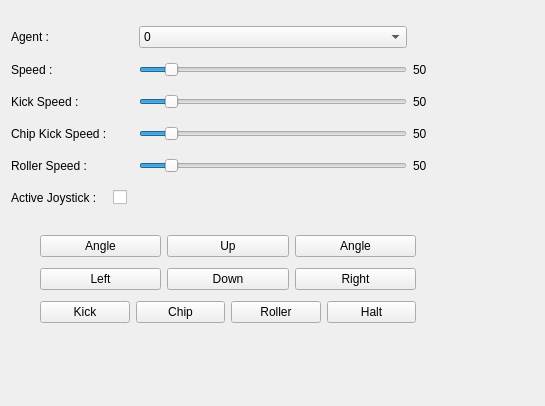
This is rqt_parsian_gui/resource/handycontroller.ui in mahi97/parsian_ssl as Qt 5 draws it before an edit. The edited form follows.
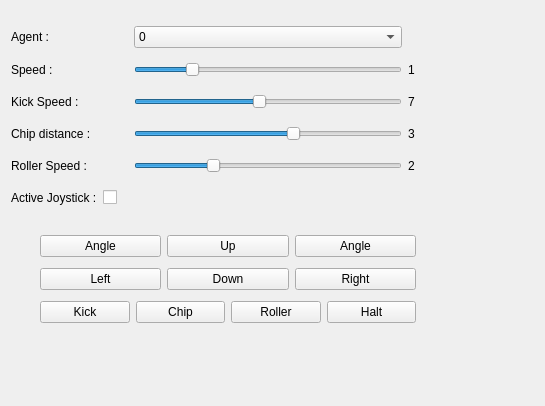
This is the edited form.

Commit message: sending a fake worldmodel when no valid worldmodel is publishing

Diff of the .ui file:
```diff
--- a/rqt_parsian_gui/resource/handycontroller.ui
+++ b/rqt_parsian_gui/resource/handycontroller.ui
@@ -240,10 +240,13 @@
     <item row="1" column="2">
      <widget class="QSlider" name="Speed_slide">
       <property name="maximum">
-       <number>500</number>
+       <number>5</number>
+      </property>
+      <property name="value">
+       <number>1</number>
       </property>
       <property name="sliderPosition">
-       <number>50</number>
+       <number>1</number>
       </property>
       <property name="orientation">
        <enum>Qt::Horizontal</enum>
@@ -253,7 +256,7 @@
     <item row="1" column="3">
      <widget class="QLabel" name="Speed_show">
       <property name="text">
-       <string>50</string>
+       <string>1</string>
       </property>
      </widget>
     </item>
@@ -280,10 +283,13 @@
     <item row="2" column="2">
      <widget class="QSlider" name="Kickspeed_slide">
       <property name="maximum">
-       <number>500</number>
+       <number>15</number>
+      </property>
+      <property name="value">
+       <number>7</number>
       </property>
       <property name="sliderPosition">
-       <number>50</number>
+       <number>7</number>
       </property>
       <property name="orientation">
        <enum>Qt::Horizontal</enum>
@@ -293,14 +299,14 @@
     <item row="2" column="3">
      <widget class="QLabel" name="Kickspeed_show">
       <property name="text">
-       <string>50</string>
+       <string>7</string>
       </property>
      </widget>
     </item>
     <item row="3" column="0">
      <widget class="QLabel" name="ChipKickSpeed_label">
       <property name="text">
-       <string>Chip Kick Speed :</string>
+       <string>Chip distance :</string>
       </property>
      </widget>
     </item>
@@ -320,10 +326,13 @@
     <item row="3" column="2">
      <widget class="QSlider" name="ChipKickSpeed_slide">
       <property name="maximum">
-       <number>500</number>
+       <number>5</number>
+      </property>
+      <property name="value">
+       <number>3</number>
       </property>
       <property name="sliderPosition">
-       <number>50</number>
+       <number>3</number>
       </property>
       <property name="orientation">
        <enum>Qt::Horizontal</enum>
@@ -333,7 +342,7 @@
     <item row="3" column="3">
      <widget class="QLabel" name="ChipKickSpeed_show">
       <property name="text">
-       <string>50</string>
+       <string>3</string>
       </property>
      </widget>
     </item>
@@ -360,10 +369,13 @@
     <item row="4" column="2">
      <widget class="QSlider" name="RollerSpeed_slide">
       <property name="maximum">
-       <number>500</number>
+       <number>7</number>
+      </property>
+      <property name="value">
+       <number>2</number>
       </property>
       <property name="sliderPosition">
-       <number>50</number>
+       <number>2</number>
       </property>
       <property name="orientation">
        <enum>Qt::Horizontal</enum>
@@ -373,7 +385,7 @@
     <item row="4" column="3">
      <widget class="QLabel" name="RollerSpeed_show">
       <property name="text">
-       <string>50</string>
+       <string>2</string>
       </property>
      </widget>
     </item>
```
The commit also changes 2 other files.
